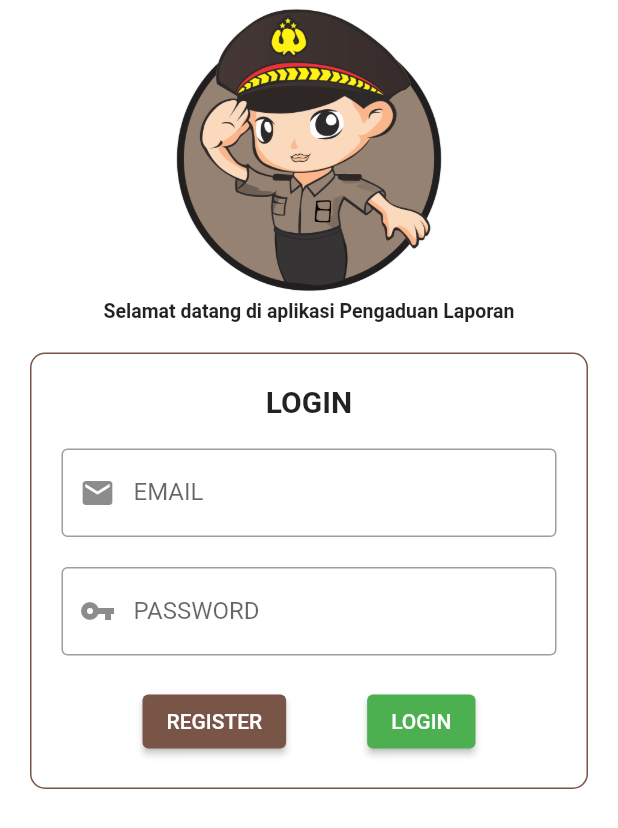
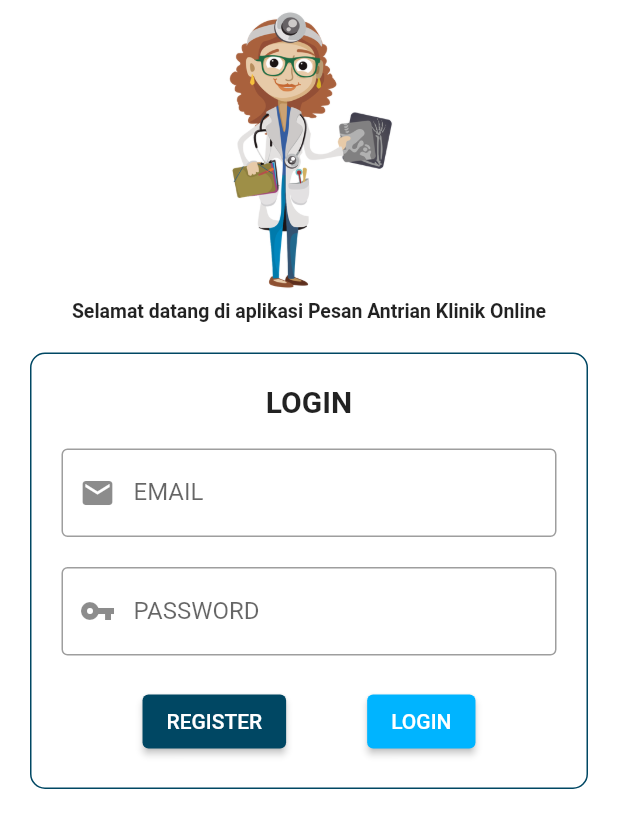
Before and after one commit to nahdian-dev/realtime-monitoring, a Flutter app: the screen it shows after launch, on a phone screen of 412 x 824 dp. Shown: the top 828 px of the screen. Run offline on Flutter 3.47's test engine with Material 2 defaults, Android fonts, the phone set to English and light mode, and no system bars; our stand-ins replace firebase_core, firebase_database, google_fonts; accounts and stored records are empty.

```diff
--- a/lib/config/configuration.dart
+++ b/lib/config/configuration.dart
@@ -3,4 +3,10 @@ import 'package:flutter/material.dart';
 Color primary = Color(0xFF5B6D5B);
 Color secodary = Color(0xFFCA8A8B);
 Color third = Color(0xFFE2BCB7);
+
+Color blue = Color(0xFF00B4FF);
+Color yellow = Color(0xFFCAF55F);
+Color black = Color(0xFF0E0E0E);
+Color darkBlue = Color(0xFF004763);
 Color white = Color(0xFFFFFFFF);
+Color secWhite = Color(0xFFEEEEEE);
--- a/lib/main.dart
+++ b/lib/main.dart
@@ -1,7 +1,7 @@
 import 'package:firebase_core/firebase_core.dart';
 import 'package:flutter/material.dart';
 import 'package:realtime_monitoring/config/configuration.dart';
-import 'package:realtime_monitoring/views/user_access/login/login.dart';
+import 'package:realtime_monitoring/pages/user_access/login/login.dart';
 
 void main() async {
   WidgetsFlutterBinding.ensureInitialized();
@@ -22,7 +22,7 @@ class MyApp extends StatelessWidget {
         ),
         primarySwatch: Colors.blue,
       ),
-      home: LoginPage(),
+      home: Login(),
     );
   }
 }
--- /dev/null
+++ b/lib/pages/user_access/login/login.dart
@@ -0,0 +1,89 @@
+import 'package:flutter/material.dart';
+import 'package:realtime_monitoring/config/configuration.dart';
+import 'package:realtime_monitoring/pages/master.dart';
+import 'package:realtime_monitoring/pages/user_access/register/register.dart';
+
+class Login extends StatelessWidget {
+  @override
+  Widget build(BuildContext context) {
+    return Scaffold(
+      body: ListView(
+        children: [
+          Column(
+            crossAxisAlignment: CrossAxisAlignment.center,
+            children: [
+              Image.asset("assets/images/doctor_cartoon.png", height: 200),
+              Text("Selamat datang di aplikasi Pesan Antrian Klinik Online",
+                  style: TextStyle(fontSize: 13, fontWeight: FontWeight.bold)),
+            ],
+          ),
+          Container(
+            margin: EdgeInsets.all(20),
+            padding: EdgeInsets.all(20),
+            width: double.infinity,
+            decoration: BoxDecoration(
+              border: Border.all(color: darkBlue),
+              borderRadius: BorderRadius.circular(10),
+            ),
+            child: Column(
+              children: [
+                Text("LOGIN",
+                    style:
+                        TextStyle(fontSize: 20, fontWeight: FontWeight.bold)),
+                SizedBox(height: 20),
+                TextField(
+                  decoration: InputDecoration(
+                    prefixIcon: Icon(Icons.email),
+                    labelText: "EMAIL",
+                    border: OutlineInputBorder(),
+                  ),
+                ),
+                SizedBox(height: 20),
+                TextField(
+                  decoration: InputDecoration(
+                    prefixIcon: Icon(Icons.vpn_key),
+                    labelText: "PASSWORD",
+                    border: OutlineInputBorder(),
+                  ),
+                ),
+                SizedBox(height: 20),
+
+                //button
+                Row(
+                  mainAxisAlignment: MainAxisAlignment.spaceEvenly,
+                  children: [
+                    ElevatedButton(
+                      onPressed: () {
+                        Navigator.push(context, MaterialPageRoute(
+                          builder: (context) {
+                            return Register();
+                          },
+                        ));
+                      },
+                      style: ButtonStyle(
+                          backgroundColor:
+                              MaterialStateProperty.all<Color>(darkBlue)),
+                      child: Text("REGISTER"),
+                    ),
+                    ElevatedButton(
+                      onPressed: () {
+                        Navigator.pushAndRemoveUntil(
+                            context,
+                            MaterialPageRoute(builder: (context) => Master()),
+                            (route) => false);
+                      },
+                      style: ButtonStyle(
+                          backgroundColor:
+                              MaterialStateProperty.all<Color>(blue)),
+                      child: Text("LOGIN"),
+                    ),
+                  ],
+                ),
+              ],
+            ),
+          ),
+        ],
+      ),
+    );
+  }
+}
```
Also changed, not shown: lib/pages/account/account.dart (added, +63 -0 lines), lib/pages/homepage/homepage_content.dart (added, +162 -0 lines), lib/pages/list_queue/detail_list_queue.dart (added, +30 -0 lines), lib/pages/list_queue/list_queue.dart (added, +111 -0 lines), lib/pages/master.dart (added, +49 -0 lines), lib/pages/user_access/register/register.dart (added, +100 -0 lines), pubspec.yaml (+4 -7 lines), assets/images/clinic.jpg (added), assets/images/doctor_cartoon.png (added), pubspec.lock.
